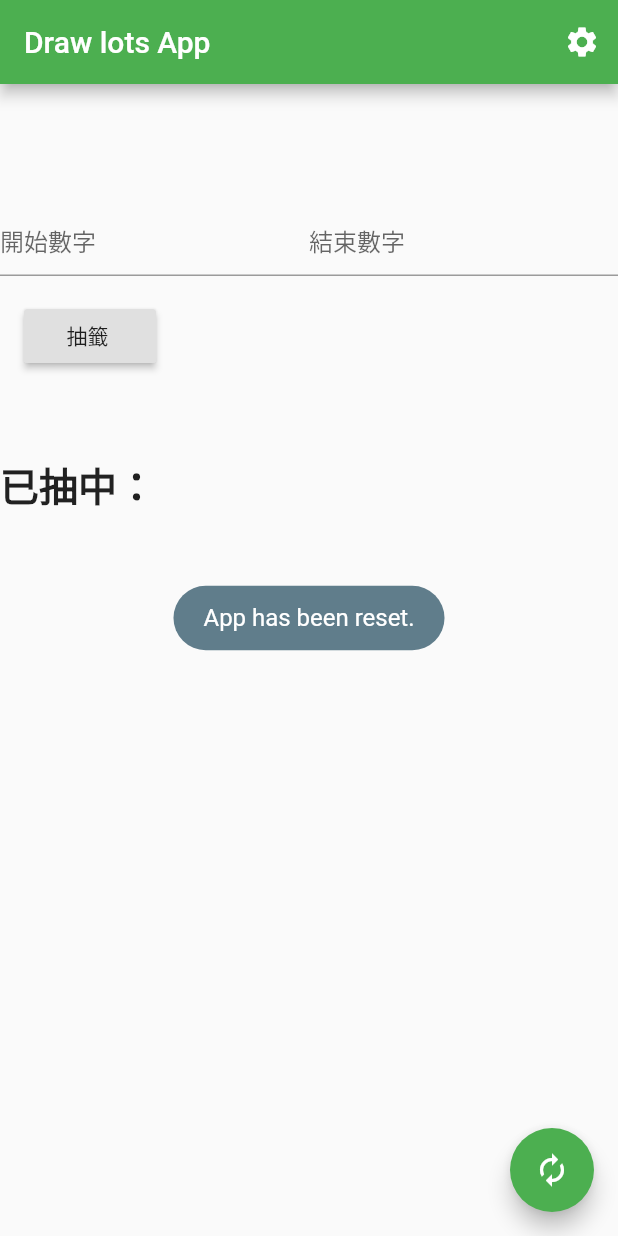
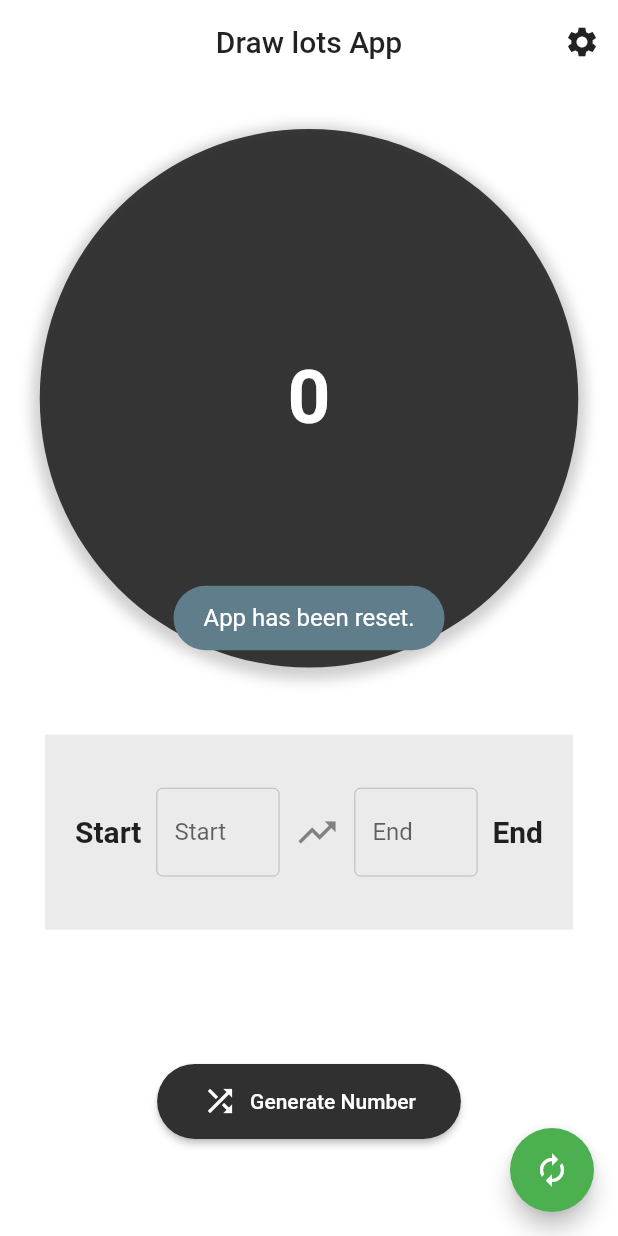
Before and after one commit to oxygen-TW/LotsDrawer, a Flutter app: the screen it shows after launch, after a tap on the "autorenew" icon, on a phone screen of 412 x 824 dp. Run offline on Flutter 3.47's test engine with Material 2 defaults, Android fonts, the phone set to English and light mode, and no system bars; our stand-ins replace fluttertoast.

Commit message:
Layout: re-design APP UI

```diff
--- a/lib/main.dart
+++ b/lib/main.dart
@@ -1,4 +1,6 @@
 import 'package:flutter/material.dart';
+import 'package:flutter/rendering.dart';
+import 'package:flutter/services.dart';
 import 'dart:math';
 import 'package:fluttertoast/fluttertoast.dart';
 import "settingUI.dart";
@@ -79,7 +81,7 @@ class _MyHomePageState extends State<HomePage> {
       _start.text = tmp;
     }
 
-    if(!rdc.check()){
+    if (!rdc.check()) {
       Fluttertoast.showToast(
           msg: "All numbers have been selected!",
           toastLength: Toast.LENGTH_SHORT,
@@ -113,12 +115,11 @@ class _MyHomePageState extends State<HomePage> {
   }
 
   String _getNumberList(bool isclean) {
-    if(isclean){
+    if (isclean) {
       return "";
     }
     return rdc.getNumberString();
   }
-
 
   @override
   Widget build(BuildContext context) {
@@ -126,12 +127,20 @@ class _MyHomePageState extends State<HomePage> {
       appBar: AppBar(
         // Here we take the value from the MyHomePage object that was created by
         // the App.build method, and use it to set our appbar title.
-        title: Text(widget.title),
+        title: Text(
+          widget.title,
+          style: TextStyle(
+            color: Colors.black87,
+          ),
+        ),
+        backgroundColor: Colors.transparent,
+        centerTitle: true,
+        elevation: 0.0,
         actions: <Widget>[
           IconButton(
             icon: Icon(
               Icons.settings,
-              color: Colors.white,
+              color: Colors.black87,
             ),
             tooltip: "設定",
             onPressed: () {
@@ -143,87 +152,184 @@ class _MyHomePageState extends State<HomePage> {
           )
         ],
       ),
-      body: Center(
-          child: Column(children: [
-            Column(
-              mainAxisAlignment: MainAxisAlignment.center,
-              //crossAxisAlignment: CrossAxisAlignment.center,
+      backgroundColor: Colors.white,
+      body: SafeArea(
+        child: Column(
           children: <Widget>[
-                Padding(
-                  padding: EdgeInsets.fromLTRB(0, 20, 0, 20),
+            SizedBox(
+              height: 30,
+            ),
+            Expanded(
+              flex: 6,
+              child: Container(
+                decoration: BoxDecoration(
+                    color: Colors.black45.withOpacity(0.75),
+                    shape: BoxShape.circle,
+                    boxShadow: [
+                      BoxShadow(
+                        color: Colors.grey.withOpacity(0.5),
+                        spreadRadius: 5,
+                        blurRadius: 7,
+                        offset: Offset(0, 3),
+                      )
+                    ]),
+                height: 100,
+                child: Center(
                   child: Text(
-                    '$roundStr',
-                    style: Theme
-                        .of(context)
-                        .textTheme
-                        .headline4,
+                    _randomNum.toString(),
+                    style: TextStyle(
+                      fontWeight: FontWeight.bold,
+                      color: Colors.white,
+                      fontSize: 50,
                     ),
                   ),
-                Row(
+                ),
+              ),
+            ),
+            SizedBox(
+              height: 20,
+            ),
+            Expanded(
+              flex: 3,
+              child: Center(
+                child: Padding(
+                  padding: EdgeInsets.symmetric(vertical: 10, horizontal: 30),
+                  child: Container(
+                    height: 130,
+                    // width: double.infinity,
+                    child: Padding(
+                      padding: EdgeInsets.symmetric(horizontal: 20),
+                      child: Row(
                         mainAxisAlignment: MainAxisAlignment.center,
+                        crossAxisAlignment: CrossAxisAlignment.center,
                         children: <Widget>[
-                    Expanded(
-                      child: TextField(
-                        onChanged: (tmp) {
-                          randomNumList.clear();
-                          rdc = new RandomCore(int.parse(_start.text), int.parse(_end.text));
-                        },
-                        scrollPadding: const EdgeInsets.symmetric(
-                            horizontal: 16),
-                        controller: _start,
-                        keyboardType: TextInputType.numberWithOptions(
-                            decimal: false, signed: false),
-                        decoration: InputDecoration(hintText: "開始數字"),
+                          Text(
+                            "Start",
+                            style: TextStyle(
+                              fontWeight: FontWeight.bold,
+                              fontSize: 20,
+                              color: Colors.black87,
                             ),
                           ),
                           Expanded(
+                            child: Padding(
+                              padding: EdgeInsets.symmetric(horizontal: 10),
+                              child: TextField(
+                                controller: _start,
+                                onChanged: (tmp) {
+                                  randomNumList.clear();
+                                  rdc = new RandomCore(int.parse(_start.text),
+                                      int.parse(_end.text));
+                                },
+                                decoration: InputDecoration(
+                                  hintText: "Start",
+                                  enabledBorder: OutlineInputBorder(
+                                    borderSide: BorderSide(
+                                        color:
+                                            Colors.grey[700].withOpacity(0.5),
+                                        width: 0.5),
+                                  ),
+                                  focusedBorder: OutlineInputBorder(
+                                    borderSide: BorderSide(
+                                        color:
+                                            Colors.grey[850].withOpacity(0.75),
+                                        width: 1.5),
+                                  ),
+                                ),
+                                keyboardType: TextInputType.number,
+                                inputFormatters: <TextInputFormatter>[
+                                  FilteringTextInputFormatter.digitsOnly
+                                ],
+                              ),
+                            ),
+                          ),
+                          Icon(
+                            Icons.trending_up,
+                            color: Colors.black45,
+                            size: 30,
+                          ),
+                          Expanded(
+                            child: Padding(
+                              padding: EdgeInsets.symmetric(horizontal: 10),
                               child: TextField(
                                 onChanged: (tmp) {
-                            rdc = new RandomCore(int.parse(_start.text), int.parse(_end.text));
+                                  rdc = new RandomCore(int.parse(_start.text),
+                                      int.parse(_end.text));
                                   randomNumList.clear();
                                 },
                                 controller: _end,
-                          keyboardType: TextInputType.numberWithOptions(
-                              decimal: false, signed: false),
-                          decoration: InputDecoration(hintText: "結束數字"),
-                        )),
+                                decoration: InputDecoration(
+                                  hintText: "End",
+                                  enabledBorder: OutlineInputBorder(
+                                    borderSide: BorderSide(
+                                        color:
+                                            Colors.grey[700].withOpacity(0.5),
+                                        width: 0.5),
+                                  ),
+                                  focusedBorder: OutlineInputBorder(
+                                    borderSide: BorderSide(
+                                        color:
+                                            Colors.grey[850].withOpacity(0.75),
+                                        width: 1.5),
+                                  ),
+                                ),
+                                keyboardType: TextInputType.number,
+                                inputFormatters: <TextInputFormatter>[
+                                  FilteringTextInputFormatter.digitsOnly
                                 ],
-                ),
-                Row(children: [
-                  Padding(
-                    padding: EdgeInsets.all(16),
-                    child: Align(
-                      alignment: Alignment.centerRight,
-                      child: RaisedButton(
-                        child: Text("抽籤 "),
-                        onPressed: () {
-                          int num = 0;
-                          if (_checkNum()) {
-                              roundStr = rdc.getRoundString();
-                            setState(() {
-                              _randomNum = num;
-                            });
-                          }
-                          //print(num);
-                        },
                               ),
                             ),
                           ),
-                ]),
-                Padding(
-                  padding: EdgeInsets.fromLTRB(0, 40, 0, 16),
-                  child: Align(
-                    alignment: Alignment.topLeft,
-                    child: Text(
-                      _getNumberList(false),
+                          Text(
+                            "End",
                             style: TextStyle(
-                          fontWeight: FontWeight.bold, fontSize: 26),
-                    ),
+                              fontWeight: FontWeight.bold,
+                              fontSize: 20,
+                              color: Colors.black87,
                             ),
                           ),
                         ],
                       ),
-          ])),
+                    ),
+                    decoration: BoxDecoration(
+                        borderRadius: BorderRadius.circular(0),
+                        color: Colors.grey[400].withOpacity(0.3)),
+                  ),
+                ),
+              ),
+            ),
+            Expanded(
+              child: Row(
+                mainAxisAlignment: MainAxisAlignment.center,
+                children: <Widget>[
+                  Container(
+                    height: 50,
+                    child: RaisedButton.icon(
+                      label: Text("Generate Number"),
+                      icon: Icon(Icons.shuffle),
+                      shape: RoundedRectangleBorder(
+                        borderRadius: BorderRadius.circular(25.0),
+                      ),
+                      color: Colors.grey[850],
+                      textColor: Colors.white,
+                      padding: EdgeInsets.symmetric(horizontal: 30),
+                      onPressed: () {
+                        if (_checkNum()) {
+                          roundStr = rdc.getRoundString();
+                          setState(() {
+                            _randomNum = int.tryParse(roundStr);
+                          });
+                        }
+                      },
+                    ),
+                  ),
+                ],
+              ),
+              flex: 3,
+            )
+          ],
+        ),
+      ),
       floatingActionButton: FloatingActionButton(
         onPressed: () {
           _resetApp();
@@ -234,3 +340,8 @@ class _MyHomePageState extends State<HomePage> {
     );
   }
 }
+
+void debugDumpRenderTree() {
+  debugPrint(RendererBinding.instance?.renderView?.toStringDeep() ??
+      'Render tree unavailable.');
+}
```
Lines whose indentation alone changed are shown as unchanged.
